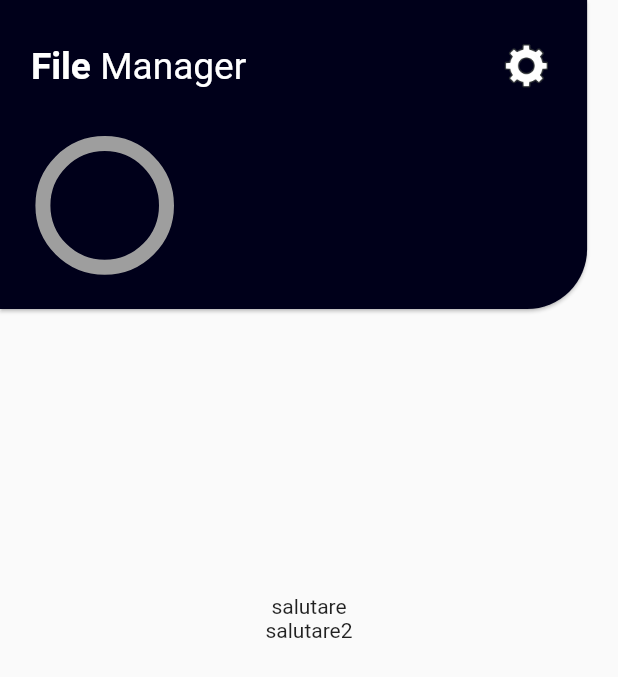
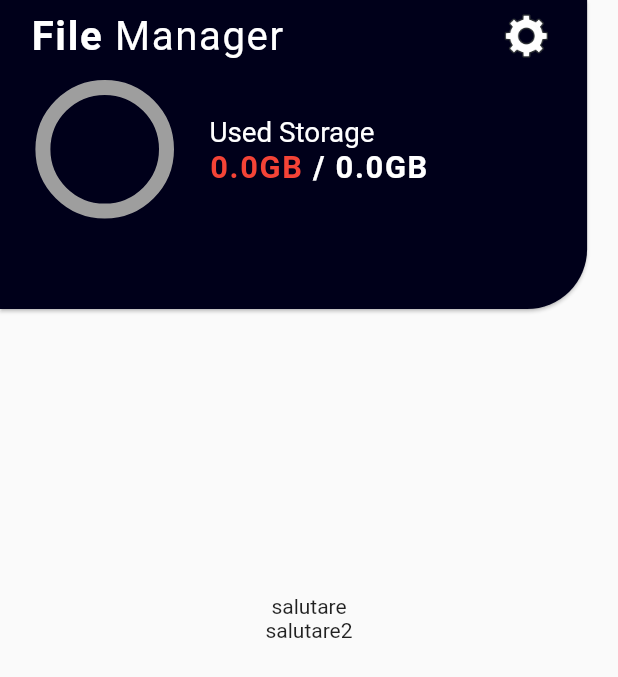
Before and after one commit to Ca3zsar/FileManager, a Flutter app: the screen it shows after launch, on a phone screen of 412 x 824 dp. Shown: the top 677 px of the screen. Run offline on Flutter 3.47's test engine with Material 2 defaults, Android fonts, the phone set to English and light mode, and no system bars; drawn by our look-alikes of pie_chart; missing offline and left inert: storage_info.

Commit message:
Added storage info

```diff
--- a/lib/Screens/StartScreen/components/background.dart
+++ b/lib/Screens/StartScreen/components/background.dart
@@ -1,9 +1,16 @@
 import 'package:flutter/material.dart';
+import 'package:storage_info/storage_info.dart';
+import 'memory_chart.dart';
 
-class Background extends StatelessWidget {
-  final Widget chart;
+class Background extends StatefulWidget {
+  final MemoryChart chart;
   const Background({Key? key, required this.chart}) : super(key: key);
 
+  @override
+  _BackgroundState createState() => _BackgroundState();
+}
+
+class _BackgroundState extends State<Background> {
   @override
   Widget build(BuildContext context) {
     Size size = MediaQuery.of(context).size;
@@ -13,7 +20,7 @@ class Background extends StatelessWidget {
         child: Stack(
           alignment: Alignment.center,
           children: <Widget>[
-            UpCard(size: size, chart: chart),
+            UpCard(size: size, chart: widget.chart),
             Column(
                 mainAxisAlignment: MainAxisAlignment.center,
                 children: <Widget>[
@@ -34,14 +41,19 @@ class Background extends StatelessWidget {
 }
 
 class UpCard extends StatelessWidget {
-  const UpCard({
+  final double height;
+  final double width;
+
+  UpCard({
     Key? key,
     required this.size,
     required this.chart,
-  }) : super(key: key);
+  })  : height = size.height * 0.25,
+        width = size.width * 0.95,
+        super(key: key);
 
   final Size size;
-  final Widget chart;
+  final MemoryChart chart;
 
   @override
   Widget build(BuildContext context) {
@@ -49,13 +61,11 @@ class UpCard extends StatelessWidget {
       top: 0,
       left: 0,
       child: SizedBox(
-          width: size.width * 0.95,
-          height: size.height * 0.25,
+          width: width,
+          height: height,
           child: Card(
             margin: EdgeInsets.zero,
-            child: Column(
-                mainAxisAlignment: MainAxisAlignment.spaceEvenly,
-                children: <Widget>[
+            child: Column(children: <Widget>[
               Row(
                 mainAxisAlignment: MainAxisAlignment.spaceBetween,
                 children: [
@@ -66,13 +76,13 @@ class UpCard extends StatelessWidget {
                       child: RichText(
                           text: TextSpan(
                               style: TextStyle(
-                                      fontSize: size.width * 0.06,
+                                  letterSpacing: 1.1,
+                                  fontSize: size.width * 0.065,
                                   color: Colors.white),
                               children: const <TextSpan>[
                             TextSpan(
                                 text: "File ",
-                                    style:
-                                        TextStyle(fontWeight: FontWeight.bold)),
+                                style: TextStyle(fontWeight: FontWeight.bold)),
                             TextSpan(text: "Manager")
                           ]))),
                   Container(
@@ -93,11 +103,13 @@ class UpCard extends StatelessWidget {
               Row(
                 children: [
                   Container(
+                    height: height * 0.5,
                     margin: EdgeInsets.only(left: size.width * 0.05),
                     child: chart,
                     clipBehavior: Clip.antiAlias,
                     decoration: const BoxDecoration(),
-                      )
+                  ),
+                  UsedInfo(size: size, height: height, width: width)
                 ],
               ),
             ]),
@@ -109,3 +121,86 @@ class UpCard extends StatelessWidget {
     );
   }
 }
+
+class UsedInfo extends StatefulWidget {
+  const UsedInfo({
+    Key? key,
+    required this.size,
+    required this.height,
+    required this.width,
+  }) : super(key: key);
+
+  final Size size;
+  final double height;
+  final double width;
+
+  @override
+  State<StatefulWidget> createState() => _UsedInfoState();
+}
+
+class _UsedInfoState extends State<UsedInfo> {
+  double used = 0;
+  double total = 0;
+
+  @override
+  void initState() {
+    super.initState();
+    WidgetsBinding.instance!.addPostFrameCallback((_) async {
+      used = await StorageInfo.getStorageUsedSpaceInGB;
+      total = await StorageInfo.getStorageTotalSpaceInGB;
+      setState(() {});
+    });
+  }
+
+  @override
+  Widget build(BuildContext context) {
+    return Container(
+      margin: EdgeInsets.only(left: widget.size.width * 0.05),
+      child: SizedBox(
+        height: widget.height * 0.45,
+        child: Column(
+          children: [
+            SizedBox(
+              height: widget.height * 0.45 * 0.5,
+              width: widget.width * 0.5,
+              child: Align(
+                alignment: Alignment.bottomLeft,
+                child: Text("Used Storage",
+                    style: TextStyle(
+                        fontSize: widget.size.width * 0.045,
+                        color: Colors.white),
+                    textAlign: TextAlign.left),
+              ),
+            ),
+            SizedBox(
+              height: widget.height * 0.45 * 0.5,
+              width: widget.width * 0.5,
+              child: Align(
+                alignment: Alignment.topLeft,
+                child: RichText(
+                    text: TextSpan(
+                        style: TextStyle(
+                            letterSpacing: 1.1,
+                            fontSize: widget.size.width * 0.05,
+                            color: Colors.white,
+                            fontWeight: FontWeight.bold),
+                        children: <TextSpan>[
+                      TextSpan(
+                          text: used.toString() + "GB",
+                          style: TextStyle(
+                              color: used < total / 2
+                                  ? Colors.green
+                                  : Colors.red)),
+                      const TextSpan(text: " / "),
+                      TextSpan(
+                        text: total.toString() + "GB",
+                      )
+                    ])),
+              ),
+            )
+          ],
+        ),
+      ),
+    );
+  }
+}
```
Lines whose indentation alone changed are shown as unchanged.
